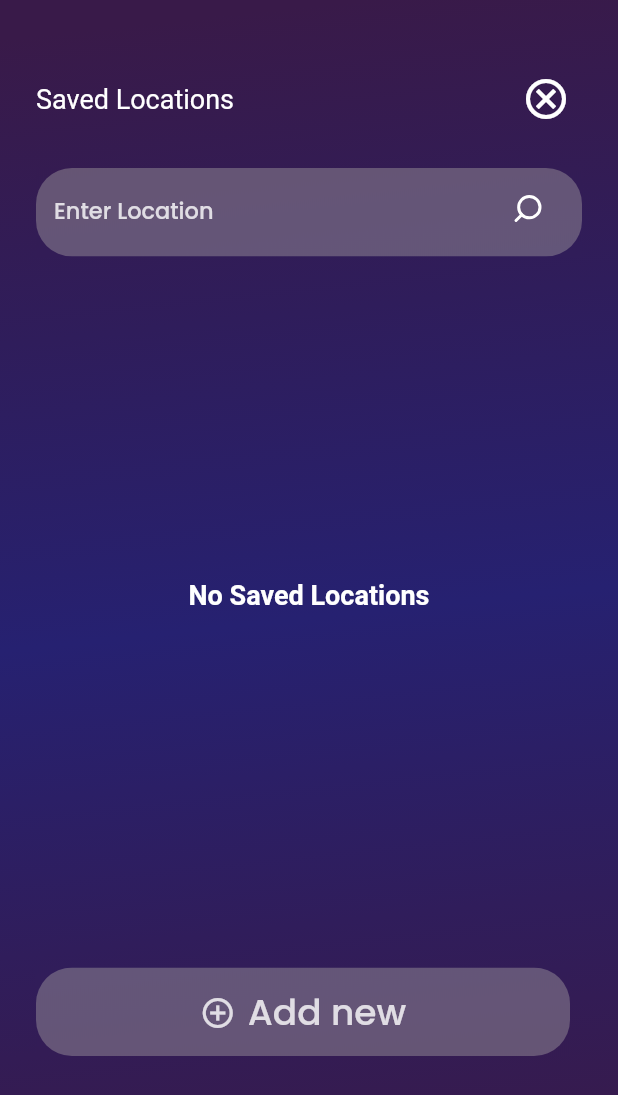
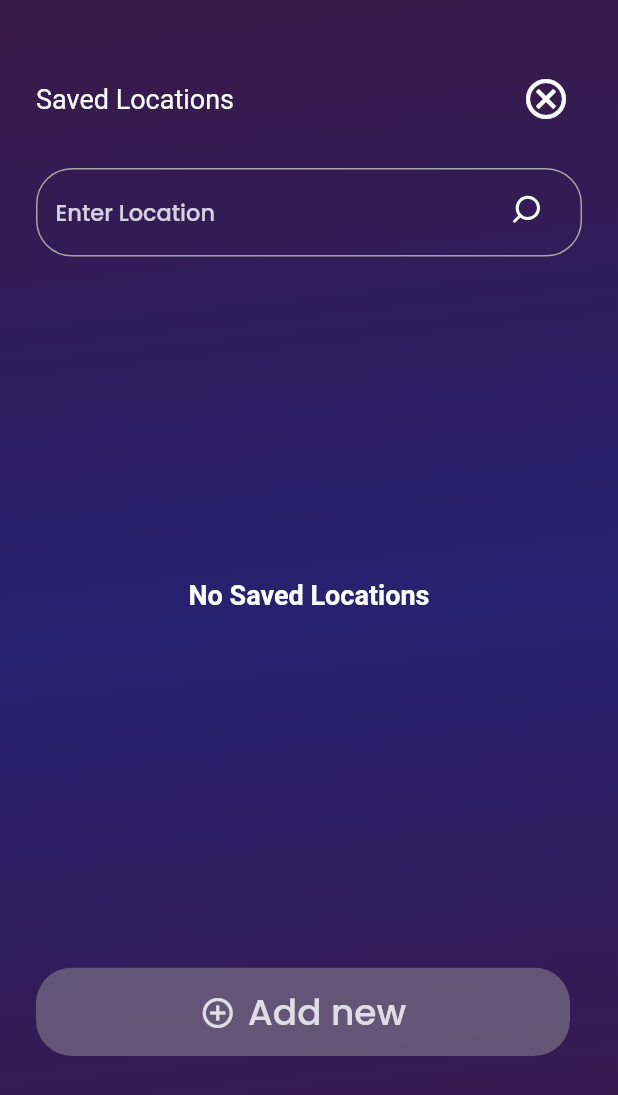
Before and after one commit to albusaidyy/jauw, a Flutter app: the SavedLocationsScreen screen opened directly, after a tap on an icon or button, on a phone screen of 412 x 824 dp. Shown: the top 1095 px of the screen. Run offline on Flutter 3.47's test engine with Material 2 defaults, Android fonts, the phone set to English and light mode, and no system bars; our stand-ins replace flutter_riverpod, flutter_svg, geolocator.

Commit message:
Added Screenshots

```diff
--- a/lib/models/current_weather.dart
+++ /dev/null
@@ -1,212 +0,0 @@
-import 'dart:convert';
-
-class CurrentWeather {
-  final Location location;
-  final Current current;
-
-  CurrentWeather({
-    required this.location,
-    required this.current,
-  });
-
-  factory CurrentWeather.fromRawJson(String str) =>
-      CurrentWeather.fromJson(json.decode(str));
-
-  String toRawJson() => json.encode(toJson());
-
-  factory CurrentWeather.fromJson(Map<String, dynamic> json) => CurrentWeather(
-        location: Location.fromJson(json["location"]),
-        current: Current.fromJson(json["current"]),
-      );
-
-  Map<String, dynamic> toJson() => {
-        "location": location.toJson(),
-        "current": current.toJson(),
-      };
-}
-
-class Current {
-  final int lastUpdatedEpoch;
-  final String lastUpdated;
-  final double tempC;
-  final double tempF;
-  final int isDay;
-  final Condition condition;
-  final double windMph;
-  final double windKph;
-  final int windDegree;
-  final String windDir;
-  final double pressureMb;
-  final double pressureIn;
-  final double precipMm;
-  final double precipIn;
-  final int humidity;
-  final int cloud;
-  final double feelslikeC;
-  final double feelslikeF;
-  final double visKm;
-  final double visMiles;
-  final double uv;
-  final double gustMph;
-  final double gustKph;
-
-  Current({
-    required this.lastUpdatedEpoch,
-    required this.lastUpdated,
-    required this.tempC,
-    required this.tempF,
-    required this.isDay,
-    required this.condition,
-    required this.windMph,
-    required this.windKph,
-    required this.windDegree,
-    required this.windDir,
-    required this.pressureMb,
-    required this.pressureIn,
-    required this.precipMm,
-    required this.precipIn,
-    required this.humidity,
-    required this.cloud,
-    required this.feelslikeC,
-    required this.feelslikeF,
-    required this.visKm,
-    required this.visMiles,
-    required this.uv,
-    required this.gustMph,
-    required this.gustKph,
-  });
-
-  factory Current.fromRawJson(String str) => Current.fromJson(json.decode(str));
-
-  String toRawJson() => json.encode(toJson());
-
-  factory Current.fromJson(Map<String, dynamic> json) => Current(
-        lastUpdatedEpoch: json["last_updated_epoch"],
-        lastUpdated: json["last_updated"],
-        tempC: json["temp_c"]?.toDouble(),
-        tempF: json["temp_f"]?.toDouble(),
-        isDay: json["is_day"],
-        condition: Condition.fromJson(json["condition"]),
-        windMph: json["wind_mph"]?.toDouble(),
-        windKph: json["wind_kph"]?.toDouble(),
-        windDegree: json["wind_degree"],
-        windDir: json["wind_dir"],
-        pressureMb: json["pressure_mb"]?.toDouble(),
-        pressureIn: json["pressure_in"]?.toDouble(),
-        precipMm: json["precip_mm"]?.toDouble(),
-        precipIn: json["precip_in"]?.toDouble(),
-        humidity: json["humidity"],
-        cloud: json["cloud"],
-        feelslikeC: json["feelslike_c"]?.toDouble(),
-        feelslikeF: json["feelslike_f"]?.toDouble(),
-        visKm: json["vis_km"]?.toDouble(),
-        visMiles: json["vis_miles"]?.toDouble(),
-        uv: json["uv"]?.toDouble(),
-        gustMph: json["gust_mph"]?.toDouble(),
-        gustKph: json["gust_kph"]?.toDouble(),
-      );
-
-  Map<String, dynamic> toJson() => {
-        "last_updated_epoch": lastUpdatedEpoch,
-        "last_updated": lastUpdated,
-        "temp_c": tempC,
-        "temp_f": tempF,
-        "is_day": isDay,
-        "condition": condition.toJson(),
-        "wind_mph": windMph,
-        "wind_kph": windKph,
-        "wind_degree": windDegree,
-        "wind_dir": windDir,
-        "pressure_mb": pressureMb,
-        "pressure_in": pressureIn,
-        "precip_mm": precipMm,
-        "precip_in": precipIn,
-        "humidity": humidity,
-        "cloud": cloud,
-        "feelslike_c": feelslikeC,
-        "feelslike_f": feelslikeF,
-        "vis_km": visKm,
-        "vis_miles": visMiles,
-        "uv": uv,
-        "gust_mph": gustMph,
-        "gust_kph": gustKph,
-      };
-}
-
-class Condition {
-  final String text;
-  final String icon;
-  final int code;
-
-  Condition({
-    required this.text,
-    required this.icon,
-    required this.code,
-  });
-
-  factory Condition.fromRawJson(String str) =>
-      Condition.fromJson(json.decode(str));
-
-  String toRawJson() => json.encode(toJson());
-
-  factory Condition.fromJson(Map<String, dynamic> json) => Condition(
-        text: json["text"],
-        icon: json["icon"],
-        code: json["code"],
-      );
-
-  Map<String, dynamic> toJson() => {
-        "text": text,
-        "icon": icon,
-        "code": code,
-      };
-}
-
-class Location {
-  final String name;
-  final String region;
-  final String country;
-  final double lat;
-  final double lon;
-  final String tzId;
-  final int localtimeEpoch;
-  final String localtime;
-
-  Location({
-    required this.name,
-    required this.region,
-    required this.country,
-    required this.lat,
-    required this.lon,
-    required this.tzId,
-    required this.localtimeEpoch,
-    required this.localtime,
-  });
-
-  factory Location.fromRawJson(String str) =>
-      Location.fromJson(json.decode(str));
-
-  String toRawJson() => json.encode(toJson());
-
-  factory Location.fromJson(Map<String, dynamic> json) => Location(
-        name: json["name"],
-        region: json["region"],
-        country: json["country"],
-        lat: json["lat"]?.toDouble(),
-        lon: json["lon"]?.toDouble(),
-        tzId: json["tz_id"],
-        localtimeEpoch: json["localtime_epoch"],
-        localtime: json["localtime"],
-      );
-
-  Map<String, dynamic> toJson() => {
-        "name": name,
-        "region": region,
-        "country": country,
-        "lat": lat,
-        "lon": lon,
-        "tz_id": tzId,
-        "localtime_epoch": localtimeEpoch,
-        "localtime": localtime,
-      };
-}
--- a/lib/provider/next_week_weather_provider.dart
+++ b/lib/provider/next_week_weather_provider.dart
@@ -46,6 +46,5 @@ final nextwkeatherProvider = FutureProvider.autoDispose((ref) async {
   );
   //decode the JSON payload
   final json = jsonDecode(response.body);
-  print(json);
   return NextWeekWeather.fromJson(json);
 });
--- a/lib/screens/home_screen/home_screen.dart
+++ b/lib/screens/home_screen/home_screen.dart
@@ -21,8 +21,7 @@ class HomeScreen extends ConsumerWidget {
     final nextWeekWeather = ref.watch(nextwkeatherProvider);
     return Scaffold(
       resizeToAvoidBottomInset: false,
-      body: LayoutBuilder(
-        builder: (context, constraints) => RefreshIndicator(
+      body: RefreshIndicator(
         onRefresh: () => ref.refresh(nextwkeatherProvider.future),
         backgroundColor: Colors.white,
         color: Colors.blue,
@@ -179,7 +178,6 @@ class HomeScreen extends ConsumerWidget {
           ],
         ),
       ),
-      ),
     );
   }
 }
--- a/lib/screens/saved_locations_screen/location_listing_widget.dart
+++ b/lib/screens/saved_locations_screen/location_listing_widget.dart
@@ -16,49 +16,21 @@ class LocationListingWidget extends ConsumerWidget {
 
   @override
   Widget build(BuildContext context, WidgetRef ref) {
-    final isSearching = ref.watch(searchListBoolNotifierProvider);
+    // final isSearching = ref.watch(searchListBoolNotifierProvider);
     final isResult = ref.watch(noResultBoolNotifierProvider);
-
     final fetchedSavedList = ref.watch(fetchSavedListProvider);
     final query = ref.watch(searchQueryProvider);
     final searchLSavedistNotifier = ref.watch(searchSavedListNotifierProvider);
     return RefreshIndicator(
-      onRefresh: ()  => ref.refresh(fetchSavedListProvider.future),
-      child: Expanded(
+      onRefresh: () async => ref.refresh(fetchSavedListProvider.future),
       child: Container(
-          height: 550,
         width: double.infinity,
         padding: const EdgeInsets.symmetric(horizontal: 24, vertical: 10),
         child: fetchedSavedList.when(
           data: (data) {
             return Column(
               children: [
-                  isSearching
-                      ? ClipRRect(
-                          child: BackdropFilter(
-                            filter: ImageFilter.blur(sigmaX: 0, sigmaY: 4),
-                            child: Stack(
-                              children: [
-                                Opacity(
-                                  opacity: 0.60,
-                                  child: Container(
-                                    width: double.infinity,
-                                    height: 59,
-                                    decoration: ShapeDecoration(
-                                      color: const Color(0xB2AAA5A5),
-                                      shape: RoundedRectangleBorder(
-                                        borderRadius: BorderRadius.circular(24),
-                                      ),
-                                    ),
-                                  ),
-                                ),
-                                SearchSavedLocatonWidget(
-                                    query: query, savedList: data),
-                              ],
-                            ),
-                          ),
-                        )
-                      : const SizedBox(),
+                SearchSavedLocatonWidget(query: query, savedList: data),
                 Expanded(
                     child: isResult
                         ? Column(
@@ -84,7 +56,7 @@ class LocationListingWidget extends ConsumerWidget {
                               )
                             : ListView.builder(
                                 padding: EdgeInsets.zero,
-                                  physics: const BouncingScrollPhysics(),
+                                physics: const AlwaysScrollableScrollPhysics(),
                                 itemCount: searchLSavedistNotifier.isNotEmpty
                                     ? searchLSavedistNotifier.length
                                     : data.length,
@@ -118,7 +90,6 @@ class LocationListingWidget extends ConsumerWidget {
                 style: kBoldFont.copyWith(fontSize: 18),
               ),
             ],
-            ),
           ),
         ),
       ),
--- a/lib/screens/saved_locations_screen/saved_locations_screen.dart
+++ b/lib/screens/saved_locations_screen/saved_locations_screen.dart
@@ -7,12 +7,18 @@ import 'package:weather_app/utils/constants.dart';
 import 'add_new_widget.dart';
 import 'location_listing_widget.dart';
 
-class SavedLocationsScreen extends StatelessWidget {
+class SavedLocationsScreen extends ConsumerWidget {
   const SavedLocationsScreen({super.key});
 
   @override
-  Widget build(BuildContext context) {
-    return Scaffold(
+  Widget build(BuildContext context, WidgetRef ref) {
+    return WillPopScope(
+      onWillPop: () async {
+        ref.invalidate(searchQueryProvider);
+        ref.invalidate(searchListBoolNotifierProvider);
+        return true;
+      },
+      child: Scaffold(
         resizeToAvoidBottomInset: false,
         body: Container(
           width: double.infinity,
@@ -37,6 +43,7 @@ class SavedLocationsScreen extends StatelessWidget {
               Expanded(child: LocationListingWidget()),
               AddNewWidget(),
             ],
+          ),
         ),
       ),
     );
--- a/lib/screens/saved_locations_screen/search_saved_location_widget.dart
+++ b/lib/screens/saved_locations_screen/search_saved_location_widget.dart
@@ -1,3 +1,4 @@
+
 import 'package:flutter/material.dart';
 import 'package:flutter_riverpod/flutter_riverpod.dart';
 import 'package:flutter_svg/svg.dart';
@@ -6,7 +7,8 @@ import '../../models/next_week_weather.dart';
 import '../../provider/saved_list_provider.dart';
 
 class SearchSavedLocatonWidget extends ConsumerStatefulWidget {
-  const SearchSavedLocatonWidget({super.key, required this.query, required this.savedList});
+  const SearchSavedLocatonWidget(
+      {super.key, required this.query, required this.savedList});
   final String query;
   final List<NextWeekWeather> savedList;
 
@@ -34,7 +36,16 @@ class _SearchWidgetState extends ConsumerState<SearchSavedLocatonWidget> {
 
   @override
   Widget build(BuildContext context) {
-    return Padding(
+    final isSearch = ref.watch(searchListBoolNotifierProvider);
+    return AnimatedContainer(
+      curve: Curves.easeOut,
+      duration: const Duration(milliseconds: 500),
+      height: isSearch ? 59 : 0,
+      decoration: BoxDecoration(
+        color: Colors.transparent,
+        border: Border.all(color: const Color(0xFFAAA5A5)),
+        borderRadius: BorderRadius.circular(24),
+      ),
       padding: const EdgeInsets.symmetric(horizontal: 12, vertical: 5),
       child: SizedBox(
         width: double.infinity,
@@ -45,7 +56,6 @@ class _SearchWidgetState extends ConsumerState<SearchSavedLocatonWidget> {
             ref
                 .read(searchSavedListNotifierProvider.notifier)
                 .onSearchSavedList(widget.savedList);
-
           },
           focusNode: _focusNode,
           onTap: () {
--- a/lib/screens/search_screen/search_screen.dart
+++ b/lib/screens/search_screen/search_screen.dart
@@ -1,4 +1,3 @@
-import 'dart:ui';
 
 import 'package:flutter/material.dart';
 import 'package:flutter_riverpod/flutter_riverpod.dart';
@@ -69,32 +68,18 @@ class _SearchWidgetState extends ConsumerState<SearchWidget> {
         return true;
       },
       child: Padding(
-        padding: const EdgeInsets.only(top: 38, left: 24, right: 24),
-        child: ClipRRect(
-          child: BackdropFilter(
-            filter: ImageFilter.blur(sigmaX: 0, sigmaY: 4),
-            child: Stack(
+        padding: const EdgeInsets.only(top: 50, left: 24, right: 24),
+        child: Column(
           children: [
-                Opacity(
-                  opacity: 0.60,
-                  child: Container(
+            Container(
+              padding: const EdgeInsets.symmetric(horizontal: 12, vertical: 5),
               width: double.infinity,
               height: 59,
-                    decoration: ShapeDecoration(
-                      color: const Color(0xB2AAA5A5),
-                      shape: RoundedRectangleBorder(
+              decoration: BoxDecoration(
+                color: Colors.transparent,
+                border: Border.all(color: const Color(0xFFAAA5A5)),
                 borderRadius: BorderRadius.circular(24),
               ),
-                    ),
-                  ),
-                ),
-                Column(
-                  children: [
-                    Padding(
-                      padding: const EdgeInsets.symmetric(
-                          horizontal: 12, vertical: 5),
-                      child: SizedBox(
-                        width: double.infinity,
               child: TextField(
                 controller: _controller,
                 onChanged: (value) {
@@ -149,16 +134,8 @@ class _SearchWidgetState extends ConsumerState<SearchWidget> {
                 ),
               ),
             ),
-                    ),
-                    const SizedBox(
-                      height: 10,
-                    ),
-                    const SearchResultsWidget(),
+            const Expanded(child: SearchResultsWidget()),
           ],
-                )
-              ],
-            ),
-          ),
         ),
       ),
     );
```
Also changed, not shown: lib/provider/current_weather_provider.dart (deleted, +0 -36 lines), 10 other files. Lines whose indentation alone changed are shown as unchanged.
